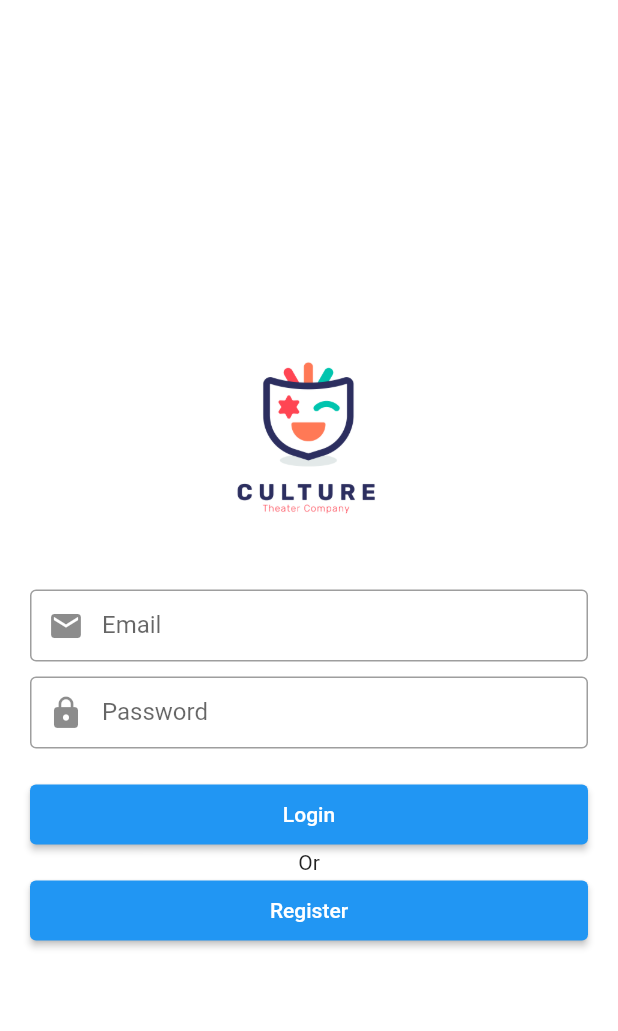
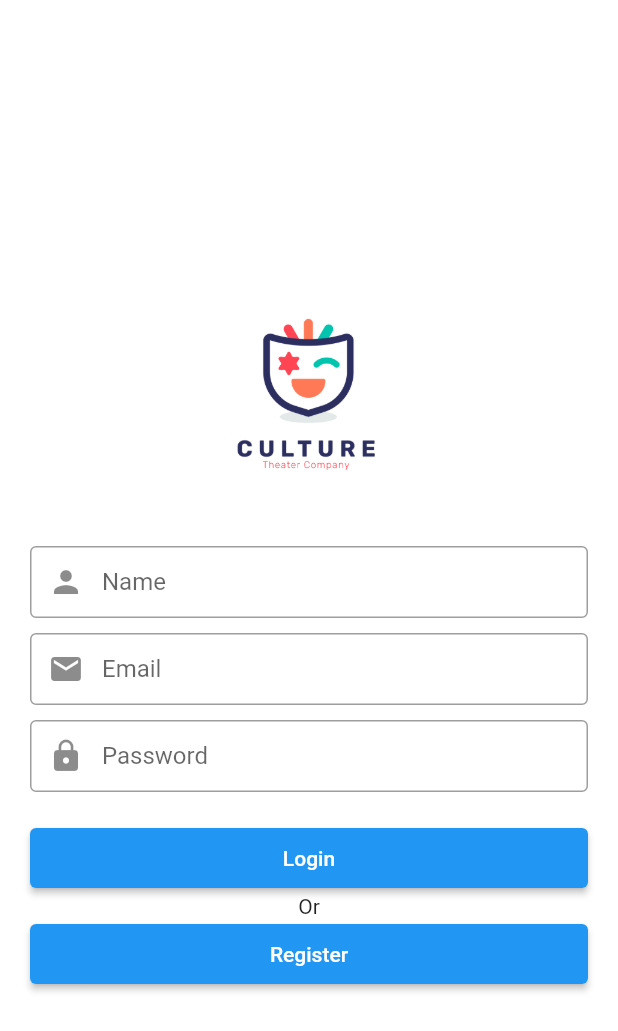
Before and after one commit to faruqhossen30/flutter-firebase-auth, a Flutter app: the screen it shows after launch, on a phone screen of 412 x 824 dp. Shown: the top 1031 px of the screen. Run offline on Flutter 3.47's test engine with Material 2 defaults, Android fonts, the phone set to English and light mode, and no system bars.

Commit message:
login and register screen added

```diff
--- a/lib/main.dart
+++ b/lib/main.dart
@@ -1,5 +1,6 @@
 import 'package:flutter/material.dart';
 import 'package:flutter_fireabase_auth_project/screens/login.dart';
+import 'package:flutter_fireabase_auth_project/screens/register.dart';
 
 void main() {
   runApp(const MyApp());
@@ -23,8 +24,9 @@ class _MyAppState extends State<MyApp> {
       ),
       routes: {
         LoginScreen.routeName: (context) => LoginScreen(),
+        RegisterScreen.routeName: (context) => RegisterScreen(),
       },
-      home: LoginScreen(),
+      home: RegisterScreen(),
     );
   }
 }
--- a/lib/screens/login.dart
+++ b/lib/screens/login.dart
@@ -1,4 +1,5 @@
 import 'package:flutter/material.dart';
+import 'package:flutter_fireabase_auth_project/screens/register.dart';
 
 class LoginScreen extends StatefulWidget {
   const LoginScreen({Key? key}) : super(key: key);
@@ -65,7 +66,9 @@ class _LoginScreenState extends State<LoginScreen> {
                   height: 20,
                 ),
                 ElevatedButton(
-                  onPressed: () {},
+                  onPressed: () {
+
+                  },
                   child: Text("Login"),
                   style: ElevatedButton.styleFrom(
                     minimumSize: const Size.fromHeight(40),
@@ -73,7 +76,9 @@ class _LoginScreenState extends State<LoginScreen> {
                 ),
                 Text('Or'),
                 ElevatedButton(
-                  onPressed: () {},
+                  onPressed: () {
+                    Navigator.pushNamed(context, RegisterScreen.routeName);
+                  },
                   child: Text("Register"),
                   style: ElevatedButton.styleFrom(
                     minimumSize: const Size.fromHeight(40),
--- a/lib/screens/register.dart
+++ b/lib/screens/register.dart
@@ -0,0 +1,112 @@
+import 'package:flutter/material.dart';
+import 'package:flutter_fireabase_auth_project/screens/login.dart';
+
+class RegisterScreen extends StatefulWidget {
+  const RegisterScreen({Key? key}) : super(key: key);
+  static String routeName = '/register';
+
+  @override
+  State<RegisterScreen> createState() => _RegisterScreenState();
+}
+
+class _RegisterScreenState extends State<RegisterScreen> {
+  final GlobalKey<FormState> _formKey = GlobalKey<FormState>();
+  TextEditingController nameController = TextEditingController();
+  TextEditingController emailController = TextEditingController();
+  TextEditingController passwordController = TextEditingController();
+
+  @override
+  Widget build(BuildContext context) {
+    return SafeArea(
+      child: Scaffold(
+        body: Form(
+          key: _formKey,
+          child: Container(
+            padding: const EdgeInsets.all(20.0),
+            color: Colors.white,
+            child: Column(
+              mainAxisAlignment: MainAxisAlignment.center,
+              children: [
+                Image.asset('assets/images/logo.jpg', width: 200),
+                TextFormField(
+                  controller: nameController,
+                  obscureText: true,
+                  decoration: InputDecoration(
+                    labelText: 'Name',
+                    border: OutlineInputBorder(),
+                    prefixIcon: Icon(Icons.person),
+                    contentPadding: EdgeInsets.all(8),
+                  ),
+                  validator: (value) {
+                    if (value!.isEmpty) {
+                      return 'Please enter your password';
+                    }
+                    return null;
+                  },
+                ),
+                SizedBox(height: 10,),
+                TextFormField(
+                  controller: emailController,
+                  obscureText: true,
+                  decoration: InputDecoration(
+                    labelText: 'Email',
+                    border: OutlineInputBorder(),
+                    prefixIcon: Icon(Icons.email),
+                    contentPadding: EdgeInsets.all(8),
+                  ),
+                  validator: (value) {
+                    if (value!.isEmpty) {
+                      return 'Please enter your password';
+                    }
+                    return null;
+                  },
+                ),
+                SizedBox(
+                  height: 10,
+                ),
+                TextFormField(
+                  controller: passwordController,
+                  obscureText: true,
+                  decoration: InputDecoration(
+                    labelText: 'Password',
+                    border: OutlineInputBorder(),
+                    prefixIcon: Icon(Icons.lock),
+                    contentPadding: EdgeInsets.all(8),
+                  ),
+                  validator: (value) {
+                    if (value!.isEmpty) {
+                      return 'Please enter your password';
+                    }
+                    return null;
+                  },
+                ),
+                SizedBox(
+                  height: 20,
+                ),
+                ElevatedButton(
+                  onPressed: () {
+                    Navigator.pushNamed(context, LoginScreen.routeName);
+                  },
+                  child: Text("Login"),
+                  style: ElevatedButton.styleFrom(
+                    minimumSize: const Size.fromHeight(40),
+                  ),
+                ),
+                Text('Or'),
+                ElevatedButton(
+                  onPressed: () {
+                    Navigator.pushNamed(context, RegisterScreen.routeName);
+                  },
+                  child: Text("Register"),
+                  style: ElevatedButton.styleFrom(
+                    minimumSize: const Size.fromHeight(40),
+                  ),
+                ),
+              ],
+            ),
+          ),
+        ),
+      ),
+    );
+  }
+}
```
